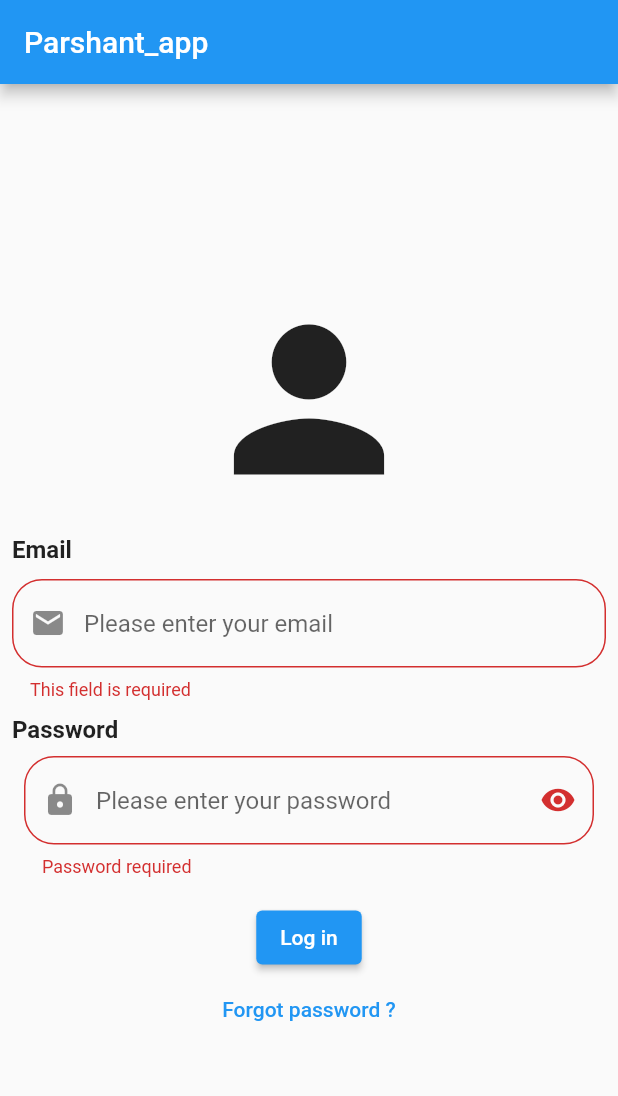
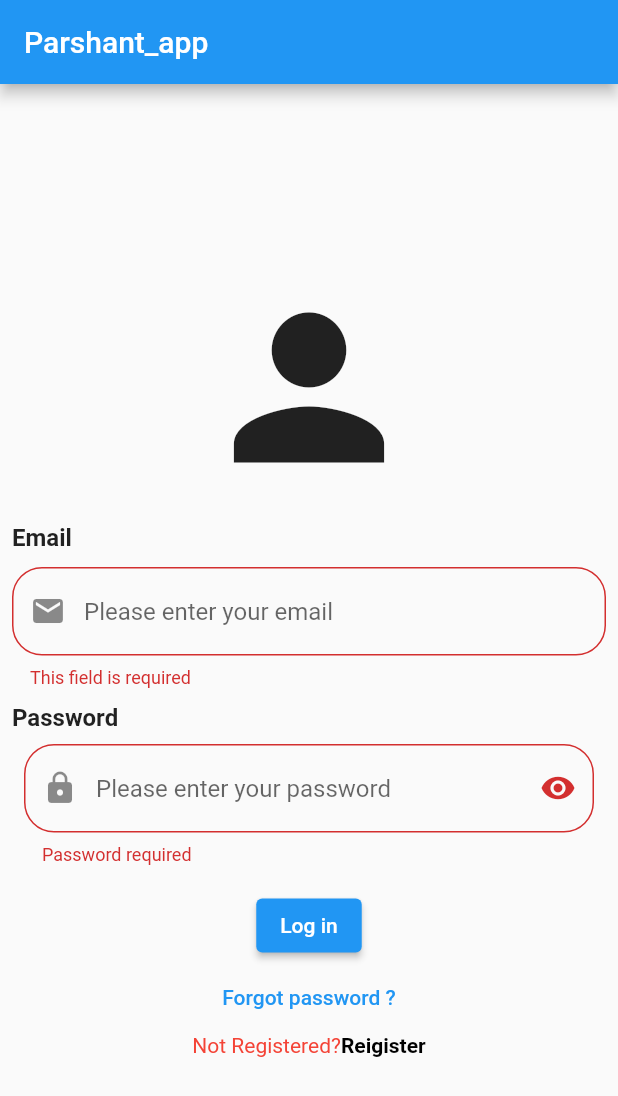
Before and after one commit to parshant986/Login_Page, a Flutter app: the screen it shows after launch, after a tap on "Log in", on a phone screen of 412 x 824 dp. Shown: the top 1096 px of the screen. Run offline on Flutter 3.47's test engine with Material 2 defaults, Android fonts, the phone set to English and light mode, and no system bars.

Commit message:
splash screen

```diff
--- a/lib/app.dart
+++ b/lib/app.dart
@@ -1,5 +1,5 @@
 import 'package:flutter/material.dart';
-import 'package:september/src/view/screens/home.dart';
+import 'package:september/src/view/screens/splash.dart';
 
 class ValidatorProject extends StatelessWidget {
   const ValidatorProject({super.key});
@@ -7,7 +7,7 @@ class ValidatorProject extends StatelessWidget {
   @override
   Widget build(BuildContext context) {
     return MaterialApp(
-      home: HomeScreen(),
+      home: SplashScreen(),
     );
   }
 }
--- a/lib/src/view/screens/home.dart
+++ b/lib/src/view/screens/home.dart
@@ -1,6 +1,9 @@
+import 'package:flutter/gestures.dart';
 import 'package:flutter/material.dart';
+import 'package:september/src/view/screens/register.dart';
 import 'package:september/src/view/screens/second_page.dart';
 import 'package:september/src/view/screens/texts.dart';
+import 'package:september/src/view/utilis/colors.dart';
 
 class HomeScreen extends StatefulWidget {
 	HomeScreen({super.key});
@@ -108,7 +111,7 @@ class _HomeScreenState extends State<HomeScreen> {
 									 hintText: "Please enter your password",
 									 border: OutlineInputBorder(
 										borderRadius: BorderRadius.circular(20),
-									 )),
+									 ),),
 							 ),
 							)
 						],
@@ -124,6 +127,16 @@ class _HomeScreenState extends State<HomeScreen> {
 					 },
 					 child: Text("Log in")),
 				TextButton(onPressed: () {}, child: Text("Forgot password ?")),
+				RichText(text: TextSpan(children: [
+					TextSpan(text:"Not Registered?",
+					style: TextStyle(color: kRedColor)),
+					TextSpan(text: "Reigister",
+					recognizer:TapGestureRecognizer()
+					..onTap =() {
+					  Navigator.of(context).push(MaterialPageRoute(builder: (context)=>RegisterScreen()));
+					},
+					style: TextStyle(color: kBlackColor, fontWeight: FontWeight.bold)),
+				]))
 			 ],
 			),
 		),
--- /dev/null
+++ b/lib/src/view/screens/splash.dart
@@ -0,0 +1,44 @@
+import 'package:flutter/material.dart';
+import 'package:september/src/view/screens/home.dart';
+import 'package:september/src/view/utilis/media.dart';
+
+class SplashScreen extends StatefulWidget {
+  const SplashScreen({super.key});
+
+  @override
+  State<SplashScreen> createState() => _SplashScreenState();
+}
+
+class _SplashScreenState extends State<SplashScreen> {
+  @override
+
+  void initState() {
+	 super.initState();
+	 navigate();
+  }
+
+  navigate(){
+	Future.delayed(Duration(seconds: 1),(){
+	  Navigator.of(context)
+	 .pushReplacement(MaterialPageRoute(builder: (context) => HomeScreen()));
+	});
+  }
+
+  @override
+  Widget build(BuildContext context) {
+	 return Scaffold(
+		body: Center(
+		  child: Column(
+			 mainAxisAlignment: MainAxisAlignment.center,
+			 children: [
+				Image.asset(appLogo),
+				// Image.network("https://upload.wikimedia.org/wikipedia/commons/e/e8/Tesla_logo.png"),
+				CircularProgressIndicator.adaptive(
+					backgroundColor: Colors.red,
+				)
+			 ],
+		  ),
+		),
+	 );
+  }
+}
--- /dev/null
+++ b/lib/src/view/utilis/media.dart
@@ -0,0 +1 @@
+const String appLogo = "assets/images/tesla_logo.png";
--- a/pubspec.yaml
+++ b/pubspec.yaml
@@ -59,7 +59,8 @@ flutter:
   uses-material-design: true
 
   # To add assets to your application, add an assets section, like this:
-  # assets:
+  assets:
+   - assets/images/
   #   - images/a_dot_burr.jpeg
   #   - images/a_dot_ham.jpeg
 
```
Also changed, not shown: lib/src/view/screens/register.dart (added, +16 -0 lines), assets/images/tesla_logo.png (added).
